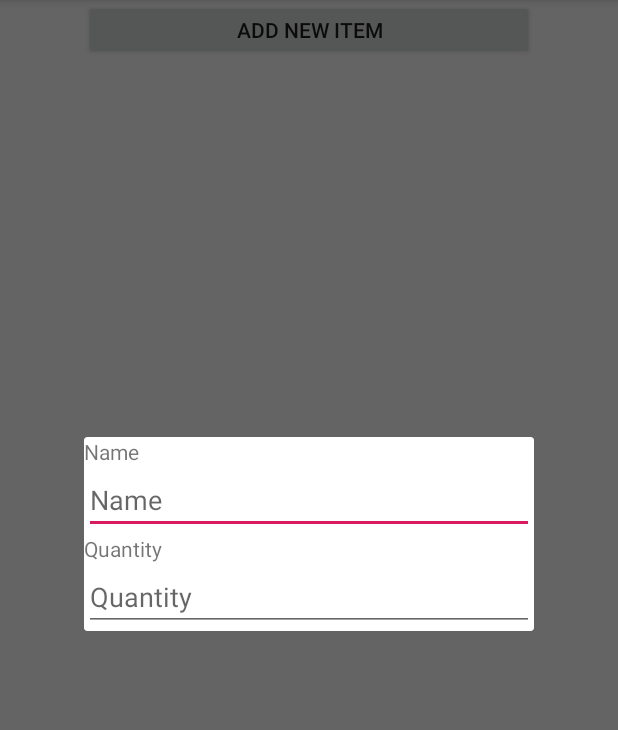
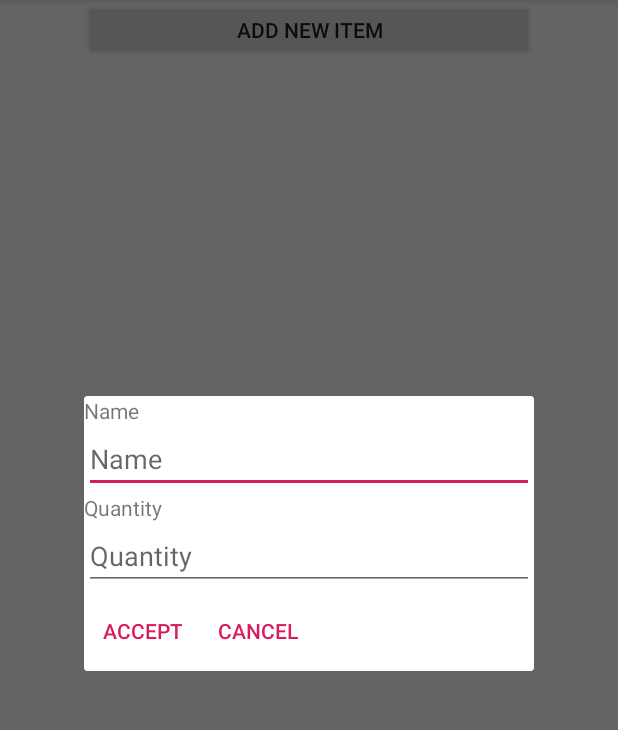
Before and after one commit to chinbri/KotlinCleanMVP, an Android app: the fragment AddItemDialogFragment placed in its activity, on a phone screen of 412 x 824 dp, the part 84-814 px from its top. Run offline under Robolectric (Android 15) with nearby library versions, the phone set to English and light mode, and no system bars; our stand-ins replace Dagger/Hilt's generated code, Room's generated code; 3 statements that could not run were skipped.

Commit message:
Add items to DB

```diff
--- a/app/src/main/java/com/example/chin/shoppinglist/di/main/MainModule.kt
+++ b/app/src/main/java/com/example/chin/shoppinglist/di/main/MainModule.kt
@@ -2,6 +2,8 @@ package com.example.chin.shoppinglist.di.main
 
 import com.example.chin.data.gateways.MainLocalGateway
 import com.example.chin.data.gateways.MainLocalGatewayImpl
+import com.example.chin.domain.add.AddItemUseCase
+import com.example.chin.domain.add.AddItemUseCaseImpl
 import com.example.chin.domain.main.ObtainListUseCase
 import com.example.chin.domain.main.ObtainListUseCaseImpl
 import com.example.chin.presentation.main.MainPresenter
@@ -23,4 +25,8 @@ class MainModule {
     @Provides
     @MainScope
     fun providesMainLocalGateway(impl: MainLocalGatewayImpl): MainLocalGateway = impl
+
+    @Provides
+    @MainScope
+    fun providesAddItemUseCase(impl: AddItemUseCaseImpl): AddItemUseCase = impl
 }
--- a/app/src/main/java/com/example/chin/shoppinglist/navigator/NavigatorImpl.kt
+++ b/app/src/main/java/com/example/chin/shoppinglist/navigator/NavigatorImpl.kt
@@ -2,14 +2,15 @@ package com.example.chin.shoppinglist.navigator
 
 import com.example.chin.domain.entities.ShoppingItem
 import com.example.chin.presentation.navigator.Navigator
+import com.example.chin.domain.AddItemListener
 import com.example.chin.shoppinglist.ui.BaseActivity
 import com.example.chin.shoppinglist.ui.main.AddItemDialogFragment
 import javax.inject.Inject
 
 class NavigatorImpl @Inject constructor(private val activity: BaseActivity): Navigator {
 
-    override fun displayAddItemDialog(shoppingItem: ShoppingItem?) {
-        AddItemDialogFragment.getInstance(shoppingItem)
+    override fun displayAddItemDialog(listener: AddItemListener, currentItem: ShoppingItem?) {
+        AddItemDialogFragment.getInstance(currentItem, listener)
             .show(activity.supportFragmentManager, AddItemDialogFragment.TAG)
     }
 
--- a/app/src/main/java/com/example/chin/shoppinglist/ui/main/AddItemDialogFragment.kt
+++ b/app/src/main/java/com/example/chin/shoppinglist/ui/main/AddItemDialogFragment.kt
@@ -1,22 +1,33 @@
 package com.example.chin.shoppinglist.ui.main
 
+import android.os.Bundle
+import android.text.Editable
+import android.text.TextWatcher
+import android.view.View
+import com.example.chin.domain.AddItemListener
 import com.example.chin.domain.entities.ShoppingItem
 import com.example.chin.shoppinglist.R
 import com.example.chin.shoppinglist.di.main.AddItemModule
 import com.example.chin.shoppinglist.ui.BaseActivity
 import com.example.chin.shoppinglist.ui.BaseDialogFragment
+import kotlinx.android.synthetic.main.dialog_add_item.*
 
 class AddItemDialogFragment: BaseDialogFragment() {
 
     private var currentItem: ShoppingItem? = null
 
+    private var addedItem = ShoppingItem("", 0)
+
+    private lateinit var listener: AddItemListener
+
     companion object {
 
         val TAG: String? = AddItemDialogFragment::class.java.simpleName
 
-        fun getInstance(currentItem: ShoppingItem?): AddItemDialogFragment{
+        fun getInstance(currentItem: ShoppingItem?, listener: AddItemListener): AddItemDialogFragment{
             val fragment = AddItemDialogFragment()
             fragment.currentItem = currentItem
+            fragment.listener = listener
             return fragment
         }
 
@@ -33,4 +44,41 @@ class AddItemDialogFragment: BaseDialogFragment() {
 
     override fun getLayoutResource() = R.layout.dialog_add_item
 
+    override fun onViewCreated(view: View, savedInstanceState: Bundle?) {
+        super.onViewCreated(view, savedInstanceState)
+        setupView()
+    }
+
+    private fun setupView() {
+        etItemName.setText(currentItem?.name)
+        etItemName.addTextChangedListener(object : TextWatcher {
+            override fun afterTextChanged(value: Editable?) {
+
+                addedItem.name = value?.toString() ?: ""
+            }
+
+            override fun beforeTextChanged(p0: CharSequence?, p1: Int, p2: Int, p3: Int) {}
+            override fun onTextChanged(p0: CharSequence?, p1: Int, p2: Int, p3: Int) {}
+        })
+
+        etQuantity.setText(currentItem?.quantity?.toString())
+        etQuantity.addTextChangedListener(object : TextWatcher {
+            override fun afterTextChanged(value: Editable?) {
+
+                addedItem.quantity = value?.toString()?.toInt() ?: 0
+
+            }
+
+            override fun beforeTextChanged(p0: CharSequence?, p1: Int, p2: Int, p3: Int) {}
+            override fun onTextChanged(p0: CharSequence?, p1: Int, p2: Int, p3: Int) {}
+        })
+
+        btAccept.setOnClickListener {
+            listener.invoke(addedItem)
+            dismiss()
+        }
+        btCancel.setOnClickListener {
+            dismiss()
+        }
+    }
 }
--- a/app/src/main/res/layout/dialog_add_item.xml
+++ b/app/src/main/res/layout/dialog_add_item.xml
@@ -28,4 +28,21 @@
                 android:layout_height="wrap_content"
                 android:inputType="number"/>
 
+        <LinearLayout android:layout_width="wrap_content" android:layout_height="wrap_content">
+                <Button
+                        style="?android:attr/buttonBarButtonStyle"
+                        android:id="@+id/btAccept"
+                        android:layout_width="wrap_content"
+                        android:layout_height="wrap_content"
+                        android:text="@string/accept"/>
+
+                <Button
+                        style="?android:attr/buttonBarButtonStyle"
+                        android:id="@+id/btCancel"
+                        android:layout_width="wrap_content"
+                        android:layout_height="wrap_content"
+                        android:text="@string/cancel"/>
+        </LinearLayout>
+
+
 </LinearLayout>
--- a/app/src/main/res/values/strings.xml
+++ b/app/src/main/res/values/strings.xml
@@ -3,4 +3,6 @@
     <string name="add_item">Add new Item</string>
     <string name="name">Name</string>
     <string name="quantity">Quantity</string>
+    <string name="accept">Accept</string>
+    <string name="cancel">Cancel</string>
 </resources>
--- /dev/null
+++ b/domain/src/main/java/com/example/chin/domain/CustomTypes.kt
@@ -0,0 +1,5 @@
+package com.example.chin.domain
+
+import com.example.chin.domain.entities.ShoppingItem
+
+typealias AddItemListener = (ShoppingItem) -> Unit
--- /dev/null
+++ b/domain/src/main/java/com/example/chin/domain/add/AddItemUseCase.kt
@@ -0,0 +1,6 @@
+package com.example.chin.domain.add
+
+import com.example.chin.domain.UseCase
+import com.example.chin.domain.entities.ShoppingItem
+
+interface AddItemUseCase: UseCase<ShoppingItem, Unit>
--- a/domain/src/main/java/com/example/chin/domain/entities/ShoppingItem.kt
+++ b/domain/src/main/java/com/example/chin/domain/entities/ShoppingItem.kt
@@ -1,3 +1,3 @@
 package com.example.chin.domain.entities
 
-data class ShoppingItem (val name: String, val quantity: Int)
+data class ShoppingItem (var name: String, var quantity: Int)
--- a/presentation/src/main/java/com/example/chin/presentation/main/MainPresenterImpl.kt
+++ b/presentation/src/main/java/com/example/chin/presentation/main/MainPresenterImpl.kt
@@ -1,27 +1,36 @@
 package com.example.chin.presentation.main
 
+import com.example.chin.domain.add.AddItemUseCase
 import com.example.chin.domain.main.ObtainListUseCase
 import com.example.chin.presentation.navigator.Navigator
 import javax.inject.Inject
 
 class MainPresenterImpl @Inject constructor(
+    private val navigator: Navigator,
     private val obtainListUseCase: ObtainListUseCase,
-    private val navigator: Navigator
+    private val addItemUseCase: AddItemUseCase
 ) : MainPresenter {
 
     lateinit var view: MainView
 
     override fun initialize(view: MainView) {
         this.view = view
+        obtainList()
+    }
 
-        view.showMessage("calling use case...")
-        obtainListUseCase.executeAsync("test"){
-            view.showMessage("correcto")
+    private fun obtainList() {
+        obtainListUseCase.executeAsync("test") {
             view.drawList(it)
         }
     }
 
     override fun addItem() {
-        navigator.displayAddItemDialog()
+        navigator.displayAddItemDialog(
+            {
+                addItemUseCase.executeAsync(it){
+                    obtainList()
+                }
+            }
+        )
     }
 }
--- a/presentation/src/main/java/com/example/chin/presentation/navigator/Navigator.kt
+++ b/presentation/src/main/java/com/example/chin/presentation/navigator/Navigator.kt
@@ -1,9 +1,10 @@
 package com.example.chin.presentation.navigator
 
+import com.example.chin.domain.AddItemListener
 import com.example.chin.domain.entities.ShoppingItem
 
 interface Navigator {
 
-    fun displayAddItemDialog(shoppingItem: ShoppingItem? = null)
+    fun displayAddItemDialog(listener: AddItemListener, currentItem: ShoppingItem? = null)
 
 }
```
Also changed, not shown: domain/src/main/java/com/example/chin/domain/add/AddItemUseCaseImpl.kt (added, +22 -0 lines).
